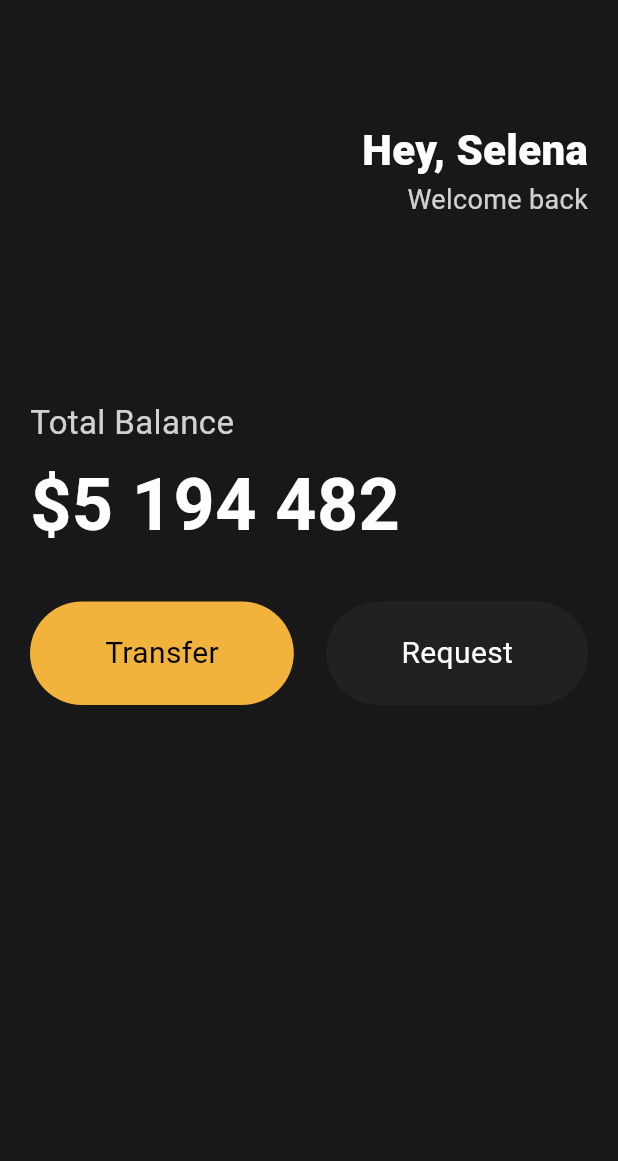
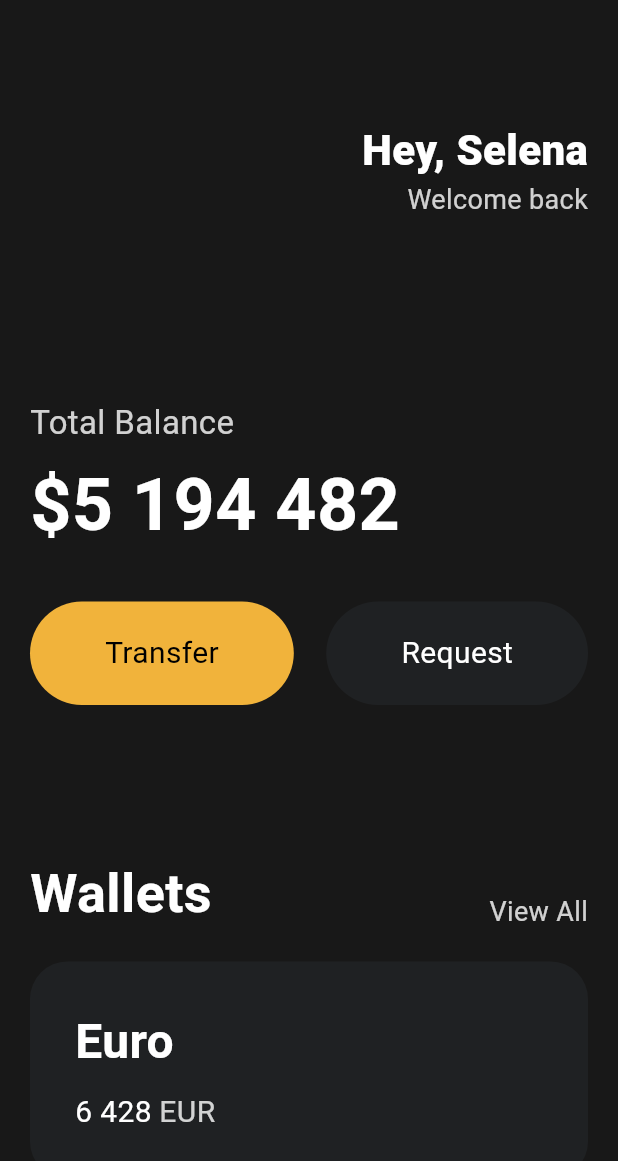
Before and after one commit to circleolami/synerex_toonflix, a Flutter app: the screen it shows after launch, on a phone screen of 412 x 824 dp. Shown: the top 1161 px of the screen. Run offline on Flutter 3.47's test engine with Material 3 defaults, Android fonts, the phone set to English and light mode, and no system bars.

Commit message:
1-5. Cards

```diff
--- a/lib/main.dart
+++ b/lib/main.dart
@@ -13,7 +13,8 @@ class App extends StatelessWidget {
     return MaterialApp(
       home: Scaffold(
         backgroundColor: const Color(0xFF181818),
-        body: Padding(
+        body: SingleChildScrollView(
+          child: Padding(
             padding: const EdgeInsets.symmetric(
               horizontal: 20,
             ),
@@ -87,7 +88,85 @@ class App extends StatelessWidget {
                     ),
                   ],
                 ),
+                const SizedBox(
+                  height: 100,
+                ),
+                Row(
+                  crossAxisAlignment: CrossAxisAlignment.end,
+                  mainAxisAlignment: MainAxisAlignment.spaceBetween,
+                  children: [
+                    const Text(
+                      'Wallets',
+                      style: TextStyle(
+                        color: Colors.white,
+                        fontSize: 36,
+                        fontWeight: FontWeight.w600,
+                      ),
+                    ),
+                    Text(
+                      'View All',
+                      style: TextStyle(
+                        color: Colors.white.withOpacity(0.8),
+                        fontSize: 18,
+                      ),
+                    ),
                   ],
+                ),
+                const SizedBox(
+                  height: 20,
+                ),
+                Container(
+                  decoration: BoxDecoration(
+                    color: const Color(0xFF1F2123),
+                    borderRadius: BorderRadius.circular(25),
+                  ),
+                  child: Padding(
+                    padding: const EdgeInsets.all(30),
+                    child: Row(
+                      children: [
+                        Column(
+                          crossAxisAlignment: CrossAxisAlignment.start,
+                          children: [
+                            const Text(
+                              'Euro',
+                              style: TextStyle(
+                                color: Colors.white,
+                                fontSize: 32,
+                                fontWeight: FontWeight.w600,
+                              ),
+                            ),
+                            const SizedBox(
+                              height: 10,
+                            ),
+                            Row(
+                              children: [
+                                const Text(
+                                  '6 428',
+                                  style: TextStyle(
+                                    color: Colors.white,
+                                    fontSize: 20,
+                                  ),
+                                ),
+                                const SizedBox(
+                                  width: 5,
+                                ),
+                                Text(
+                                  'EUR',
+                                  style: TextStyle(
+                                    color: Colors.white.withOpacity(0.8),
+                                    fontSize: 20,
+                                  ),
+                                ),
+                              ],
+                            )
+                          ],
+                        ),
+                      ],
+                    ),
+                  ),
+                ),
+              ],
+            ),
           ),
         ),
       ),
```
Lines whose indentation alone changed are shown as unchanged.
